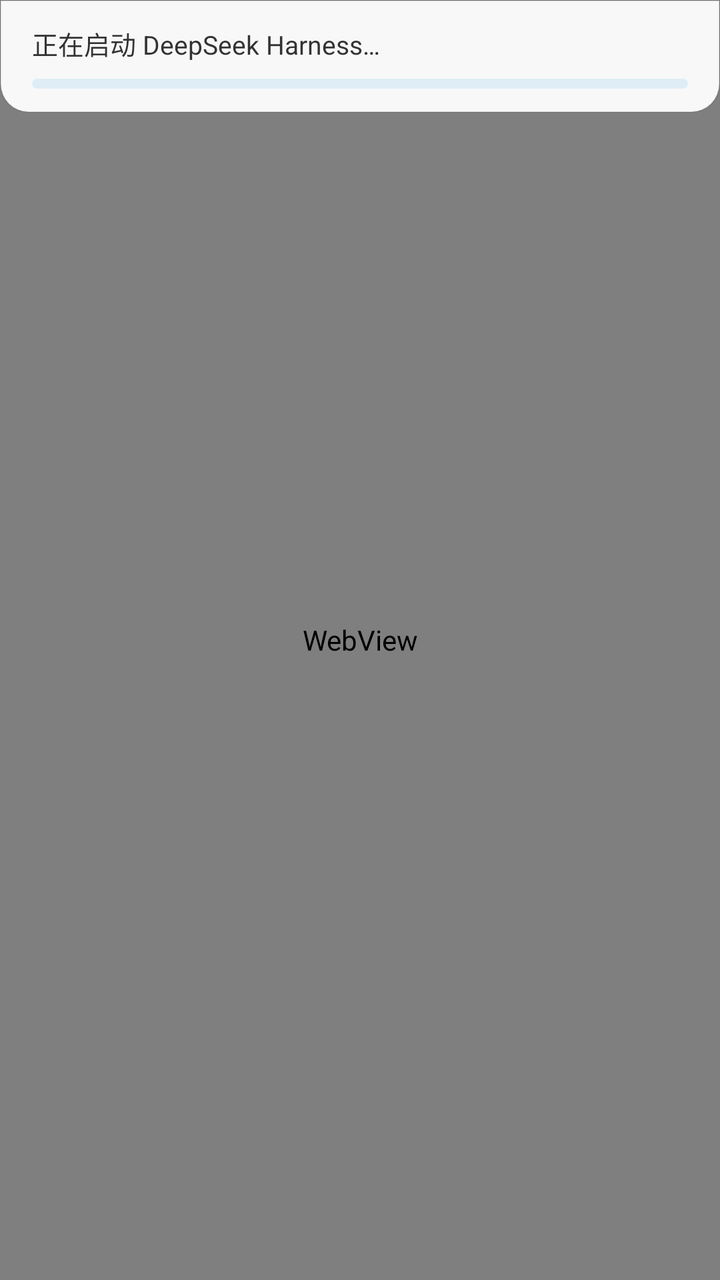
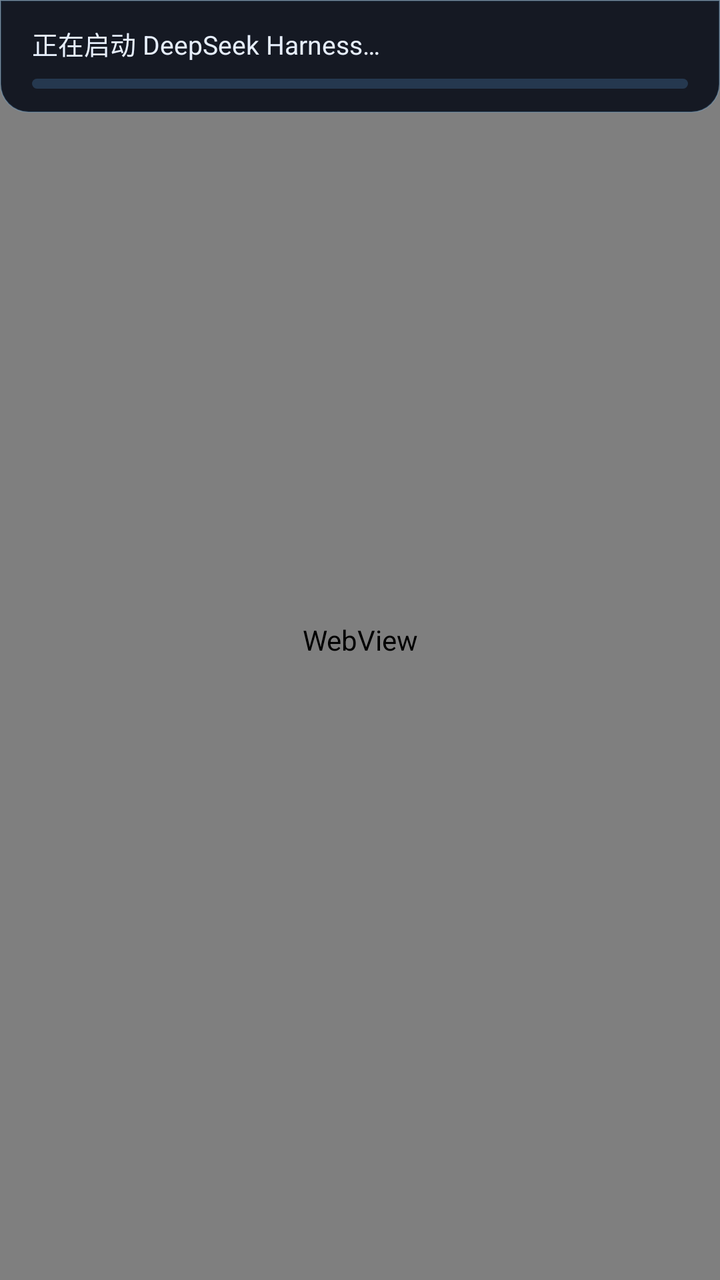

An Android layout rendered at two revisions. The XML below is the earlier revision; the diff shows what the commit changed to produce the second picture.
<!-- AndroidManifest.xml: application theme AppTheme -->
<!-- res/layout/activity_main.xml -->
<?xml version="1.0" encoding="utf-8"?>
<FrameLayout xmlns:android="http://schemas.android.com/apk/res/android"
    android:layout_width="match_parent"
    android:layout_height="match_parent"
    android:background="@android:color/white">

    <WebView
        android:id="@+id/webview"
        android:layout_width="match_parent"
        android:layout_height="match_parent"
        android:background="@android:color/white" />

    <LinearLayout
        android:id="@+id/statusBar"
        android:layout_width="match_parent"
        android:layout_height="wrap_content"
        android:layout_gravity="top"
        android:background="@drawable/status_bg"
        android:elevation="8dp"
        android:orientation="vertical"
        android:paddingStart="16dp"
        android:paddingTop="12dp"
        android:paddingEnd="16dp"
        android:paddingBottom="12dp">

        <TextView
            android:id="@+id/statusText"
            android:layout_width="match_parent"
            android:layout_height="wrap_content"
            android:drawablePadding="8dp"
            android:text="@string/status_starting"
            android:textColor="#333333"
            android:textSize="13sp" />

        <ProgressBar
            android:id="@+id/progress"
            style="?android:attr/progressBarStyleHorizontal"
            android:layout_width="match_parent"
            android:layout_height="5dp"
            android:layout_marginTop="8dp"
            android:indeterminate="false"
            android:max="100"
            android:progressDrawable="@drawable/progress_drawable" />
    </LinearLayout>

    <LinearLayout
        android:id="@+id/errorPanel"
        android:layout_width="match_parent"
        android:layout_height="wrap_content"
        android:layout_gravity="center"
        android:layout_marginStart="32dp"
        android:layout_marginEnd="32dp"
        android:background="@drawable/error_card_bg"
        android:elevation="10dp"
        android:gravity="center"
        android:orientation="vertical"
        android:padding="24dp"
        android:visibility="gone">

        <TextView
            android:id="@+id/errorText"
            android:layout_width="match_parent"
            android:layout_height="wrap_content"
            android:gravity="center"
            android:lineSpacingExtra="4dp"
            android:text="@string/status_failed"
            android:textColor="#B00020"
            android:textSize="14sp" />

        <Button
            android:id="@+id/retryButton"
            android:layout_width="wrap_content"
            android:layout_height="wrap_content"
            android:layout_marginTop="20dp"
            android:background="@drawable/button_primary"
            android:minHeight="0dp"
            android:text="@string/retry"
            android:textColor="@android:color/white"
            android:textAllCaps="false" />

        <Button
            android:id="@+id/logButton"
            android:layout_width="wrap_content"
            android:layout_height="wrap_content"
            android:layout_marginTop="10dp"
            android:background="@drawable/button_primary"
            android:minHeight="0dp"
            android:text="@string/view_log"
            android:textColor="@android:color/white"
            android:textAllCaps="false" />
    </LinearLayout>

</FrameLayout>
<!-- resources referenced by this layout -->
<resources>
  <!-- drawable button_primary (drawable) -->
  <?xml version="1.0" encoding="utf-8"?>
  <shape xmlns:android="http://schemas.android.com/apk/res/android"
      android:shape="rectangle">
      <solid android:color="#0590DD" />
      <corners android:radius="24dp" />
      <padding
          android:left="20dp"
          android:top="10dp"
          android:right="20dp"
          android:bottom="10dp" />
  </shape>
  <!-- drawable error_card_bg (drawable) -->
  <?xml version="1.0" encoding="utf-8"?>
  <shape xmlns:android="http://schemas.android.com/apk/res/android"
      android:shape="rectangle">
      <solid android:color="#FFFFFFFF" />
      <corners android:radius="18dp" />
      <stroke android:width="1dp" android:color="#22000000" />
      <padding
          android:left="4dp"
          android:top="4dp"
          android:right="4dp"
          android:bottom="4dp" />
  </shape>
  <!-- drawable progress_drawable (drawable) -->
  <?xml version="1.0" encoding="utf-8"?>
  <layer-list xmlns:android="http://schemas.android.com/apk/res/android">
      <item android:id="@android:id/background">
          <shape android:shape="rectangle">
              <corners android:radius="3dp" />
              <solid android:color="#1A0590DD" />
          </shape>
      </item>
      <item android:id="@android:id/progress">
          <clip>
              <shape android:shape="rectangle">
                  <corners android:radius="3dp" />
                  <solid android:color="#0590DD" />
              </shape>
          </clip>
      </item>
  </layer-list>
  <!-- drawable status_bg (drawable) -->
  <?xml version="1.0" encoding="utf-8"?>
  <shape xmlns:android="http://schemas.android.com/apk/res/android"
      android:shape="rectangle">
      <solid android:color="#F2FFFFFF" />
      <corners
          android:bottomLeftRadius="14dp"
          android:bottomRightRadius="14dp" />
      <stroke android:width="0.5dp" android:color="#1E000000" />
  </shape>
  <string name="retry">重试</string>
  <string name="status_failed">启动失败</string>
  <string name="status_starting">正在启动 DeepSeek Harness…</string>
  <string name="view_log">查看运行日志</string>
  <style name="AppTheme" parent="@android:style/Theme.Material.Light.NoActionBar">
          <item name="android:windowBackground">@android:color/white</item>
          <item name="android:colorAccent">#0590DD</item>
          <item name="android:statusBarColor">@android:color/white</item>
          <item name="android:navigationBarColor">@android:color/white</item>
          <item name="android:windowAnimationStyle">@style/WindowAnim</item>
      </style>
  <style name="WindowAnim">
          <item name="android:activityOpenEnterAnimation">@anim/fade_in</item>
          <item name="android:activityOpenExitAnimation">@anim/fade_out</item>
          <item name="android:activityCloseEnterAnimation">@anim/fade_in</item>
          <item name="android:activityCloseExitAnimation">@anim/fade_out</item>
      </style>
</resources>

<!-- the commit's change to res/layout/activity_main.xml (unified diff, before → after) -->
@@ -2,13 +2,13 @@
 <FrameLayout xmlns:android="http://schemas.android.com/apk/res/android"
     android:layout_width="match_parent"
     android:layout_height="match_parent"
-    android:background="@android:color/white">
+    android:background="#0A0F1A">
 
     <WebView
         android:id="@+id/webview"
         android:layout_width="match_parent"
         android:layout_height="match_parent"
-        android:background="@android:color/white" />
+        android:background="#0A0F1A" />
 
     <LinearLayout
         android:id="@+id/statusBar"
@@ -29,7 +29,7 @@
             android:layout_height="wrap_content"
             android:drawablePadding="8dp"
             android:text="@string/status_starting"
-            android:textColor="#333333"
+            android:textColor="#E6EEFB"
             android:textSize="13sp" />
 
         <ProgressBar
@@ -64,7 +64,7 @@
             android:gravity="center"
             android:lineSpacingExtra="4dp"
             android:text="@string/status_failed"
-            android:textColor="#B00020"
+            android:textColor="#FCA5A5"
             android:textSize="14sp" />
 
         <Button
<!-- resource entries referenced after the edit -->
@@ -4,7 +4,7 @@
   <?xml version="1.0" encoding="utf-8"?>
   <shape xmlns:android="http://schemas.android.com/apk/res/android"
       android:shape="rectangle">
-      <solid android:color="#0590DD" />
+      <gradient android:startColor="#0891B2" android:endColor="#06B6D4" android:angle="0" />
       <corners android:radius="24dp" />
       <padding
           android:left="20dp"
@@ -16,9 +16,9 @@
   <?xml version="1.0" encoding="utf-8"?>
   <shape xmlns:android="http://schemas.android.com/apk/res/android"
       android:shape="rectangle">
-      <solid android:color="#FFFFFFFF" />
+      <solid android:color="#F50E1524" />
       <corners android:radius="18dp" />
-      <stroke android:width="1dp" android:color="#22000000" />
+      <stroke android:width="1dp" android:color="#446EBEFF" />
       <padding
           android:left="4dp"
           android:top="4dp"
@@ -31,14 +31,14 @@
       <item android:id="@android:id/background">
           <shape android:shape="rectangle">
               <corners android:radius="3dp" />
-              <solid android:color="#1A0590DD" />
+              <solid android:color="#25384F" />
           </shape>
       </item>
       <item android:id="@android:id/progress">
           <clip>
               <shape android:shape="rectangle">
                   <corners android:radius="3dp" />
-                  <solid android:color="#0590DD" />
+                  <gradient android:startColor="#0891B2" android:endColor="#38BDF8" android:angle="0" />
               </shape>
           </clip>
       </item>
@@ -47,21 +47,23 @@
   <?xml version="1.0" encoding="utf-8"?>
   <shape xmlns:android="http://schemas.android.com/apk/res/android"
       android:shape="rectangle">
-      <solid android:color="#F2FFFFFF" />
+      <solid android:color="#E60A0F1A" />
       <corners
           android:bottomLeftRadius="14dp"
           android:bottomRightRadius="14dp" />
-      <stroke android:width="0.5dp" android:color="#1E000000" />
+      <stroke android:width="0.5dp" android:color="#386EBEFF" />
   </shape>
   <string name="retry">重试</string>
   <string name="status_failed">启动失败</string>
   <string name="status_starting">正在启动 DeepSeek Harness…</string>
   <string name="view_log">查看运行日志</string>
-  <style name="AppTheme" parent="@android:style/Theme.Material.Light.NoActionBar">
-          <item name="android:windowBackground">@android:color/white</item>
-          <item name="android:colorAccent">#0590DD</item>
-          <item name="android:statusBarColor">@android:color/white</item>
-          <item name="android:navigationBarColor">@android:color/white</item>
+  <style name="AppTheme" parent="@android:style/Theme.Material.NoActionBar">
+          <item name="android:windowBackground">#0A0F1A</item>
+          <item name="android:colorAccent">#38BDF8</item>
+          <item name="android:statusBarColor">#0A0F1A</item>
+          <item name="android:navigationBarColor">#0A0F1A</item>
+          <item name="android:windowLightStatusBar">false</item>
+          <item name="android:windowLightNavigationBar">false</item>
           <item name="android:windowAnimationStyle">@style/WindowAnim</item>
       </style>
   <style name="WindowAnim">
